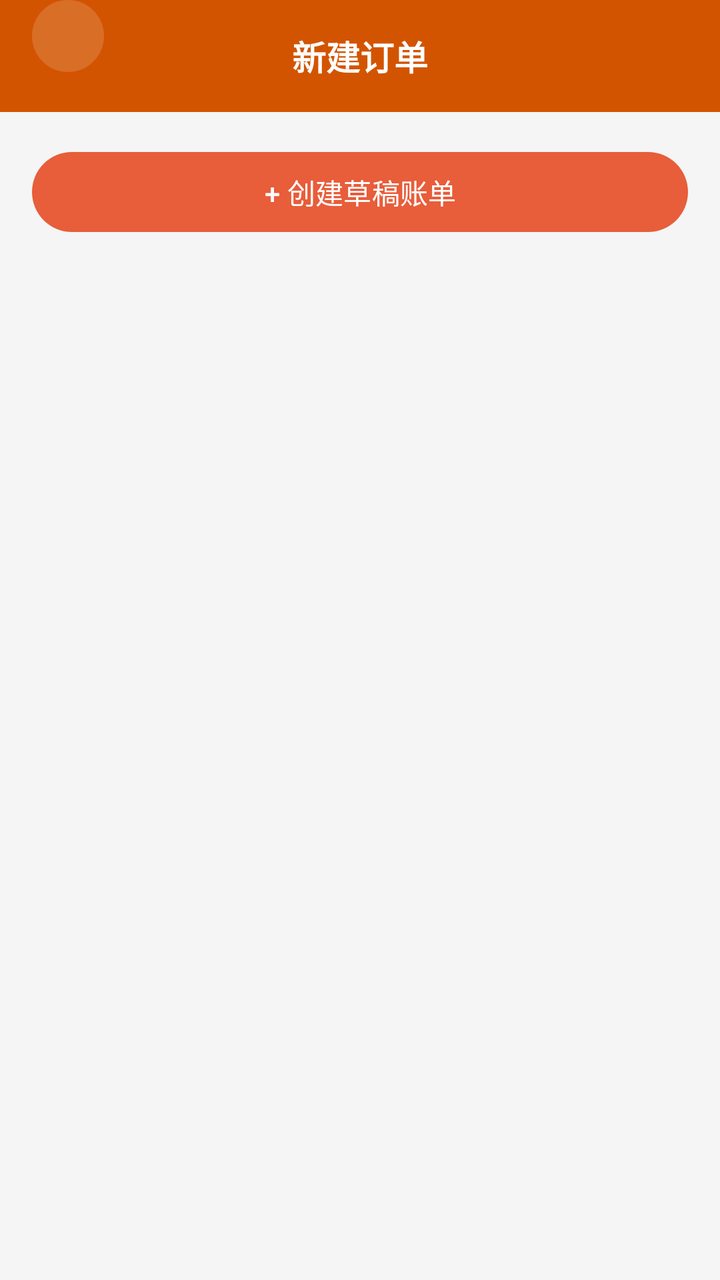
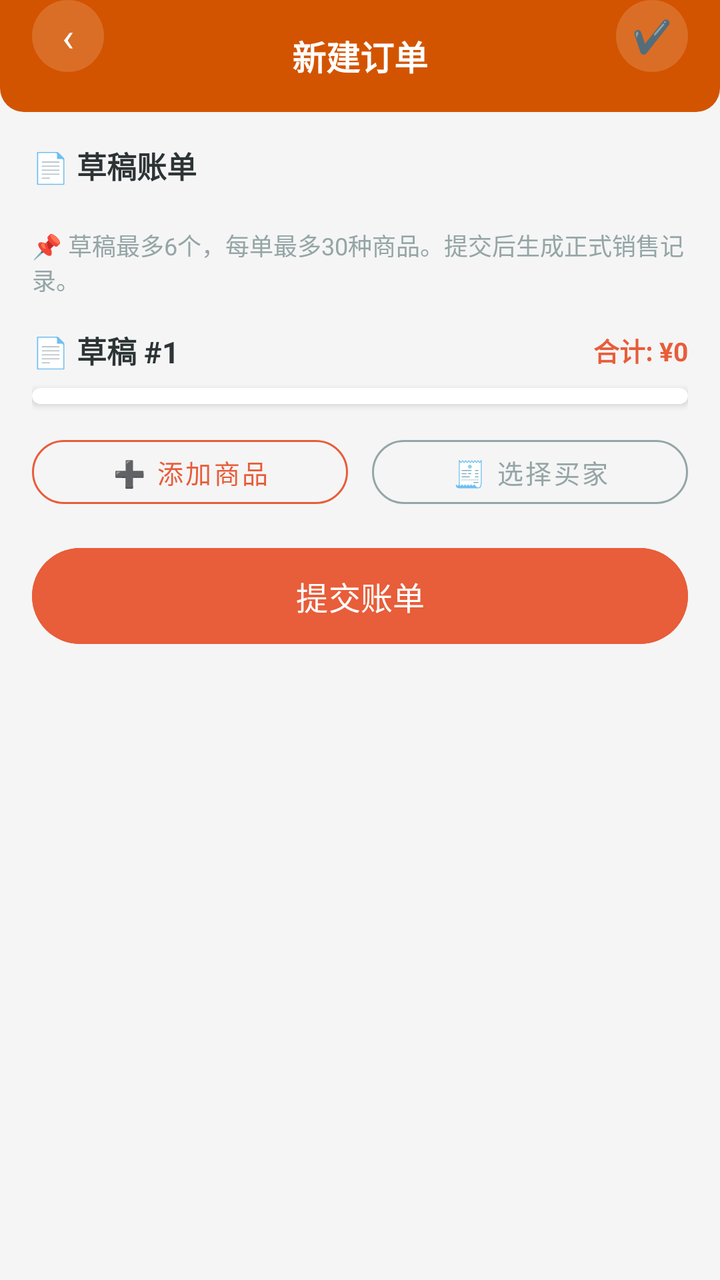

The first picture is an Android layout as it rendered before a commit; the second is the same layout after the commit. The layout source and the unified diff follow.
<!-- AndroidManifest.xml: application theme Theme.ClothingSI -->
<!-- res/layout/activity_new_order.xml -->
<?xml version="1.0" encoding="utf-8"?>
<LinearLayout xmlns:android="http://schemas.android.com/apk/res/android"
    xmlns:app="http://schemas.android.com/apk/res-auto"
    android:layout_width="match_parent" android:layout_height="match_parent"
    android:orientation="vertical" android:background="#F5F5F5">
    <RelativeLayout android:layout_width="match_parent" android:layout_height="56dp"
        android:background="#D35400" android:paddingHorizontal="16dp">
        <TextView android:id="@+id/btn_back" android:layout_width="36dp" android:layout_height="36dp"
            android:text="‹" android:textSize="20dp" android:textColor="#FFFFFF"
            android:gravity="center" android:background="@drawable/circle_bg" android:alpha="0.15" />
        <TextView android:layout_width="wrap_content" android:layout_height="wrap_content"
            android:text="新建订单" android:textSize="17dp" android:textStyle="bold"
            android:textColor="#FFFFFF" android:layout_centerInParent="true" />
    </RelativeLayout>
    <com.google.android.material.button.MaterialButton android:id="@+id/btn_create_draft"
        android:layout_width="match_parent" android:layout_height="48dp"
        android:layout_margin="16dp" android:text="+ 创建草稿账单"
        app:cornerRadius="24dp" android:layout_marginBottom="0dp" />
    <androidx.recyclerview.widget.RecyclerView android:id="@+id/rv_drafts"
        android:layout_width="match_parent" android:layout_height="match_parent"
        android:paddingHorizontal="16dp" android:paddingBottom="16dp" />
</LinearLayout>
<!-- resources referenced by this layout -->
<resources>
  <!-- drawable circle_bg (drawable) -->
  <?xml version="1.0" encoding="utf-8"?>
  <shape xmlns:android="http://schemas.android.com/apk/res/android" android:shape="oval">
      <solid android:color="#FFFFFF" />
  </shape>
  <style name="Theme.ClothingSI" parent="Theme.Material3.Light.NoActionBar">
          <item name="colorPrimary">@color/primary</item>
          <item name="colorPrimaryDark">@color/primary_dark</item>
          <item name="colorAccent">@color/accent</item>
          <item name="android:statusBarColor">@color/primary_dark</item>
          <item name="android:navigationBarColor">@color/white</item>
      </style>
  <color name="primary">#E85D3A</color>
  <color name="primary_dark">#D35400</color>
  <color name="accent">#F4A460</color>
  <color name="white">#FFFFFF</color>
</resources>

<!-- the commit's change to res/layout/activity_new_order.xml (unified diff, before → after) -->
@@ -1,22 +1,116 @@
 <?xml version="1.0" encoding="utf-8"?>
-<LinearLayout xmlns:android="http://schemas.android.com/apk/res/android"
+<FrameLayout xmlns:android="http://schemas.android.com/apk/res/android"
     xmlns:app="http://schemas.android.com/apk/res-auto"
     android:layout_width="match_parent" android:layout_height="match_parent"
-    android:orientation="vertical" android:background="#F5F5F5">
-    <RelativeLayout android:layout_width="match_parent" android:layout_height="56dp"
-        android:background="#D35400" android:paddingHorizontal="16dp">
-        <TextView android:id="@+id/btn_back" android:layout_width="36dp" android:layout_height="36dp"
-            android:text="‹" android:textSize="20dp" android:textColor="#FFFFFF"
-            android:gravity="center" android:background="@drawable/circle_bg" android:alpha="0.15" />
-        <TextView android:layout_width="wrap_content" android:layout_height="wrap_content"
-            android:text="新建订单" android:textSize="17dp" android:textStyle="bold"
-            android:textColor="#FFFFFF" android:layout_centerInParent="true" />
-    </RelativeLayout>
-    <com.google.android.material.button.MaterialButton android:id="@+id/btn_create_draft"
-        android:layout_width="match_parent" android:layout_height="48dp"
-        android:layout_margin="16dp" android:text="+ 创建草稿账单"
-        app:cornerRadius="24dp" android:layout_marginBottom="0dp" />
-    <androidx.recyclerview.widget.RecyclerView android:id="@+id/rv_drafts"
-        android:layout_width="match_parent" android:layout_height="match_parent"
-        android:paddingHorizontal="16dp" android:paddingBottom="16dp" />
-</LinearLayout>
+    android:background="#F5F5F5">
+
+    <LinearLayout android:layout_width="match_parent" android:layout_height="match_parent"
+        android:orientation="vertical">
+        <RelativeLayout android:layout_width="match_parent" android:layout_height="56dp"
+            android:background="@drawable/header_bar_bg" android:paddingHorizontal="16dp">
+            <TextView android:id="@+id/btn_back" android:layout_width="36dp" android:layout_height="36dp"
+                android:text="‹" android:textSize="20dp" android:textColor="#FFFFFF"
+                android:gravity="center" android:background="@drawable/circle_bg" />
+            <TextView android:layout_width="wrap_content" android:layout_height="wrap_content"
+                android:text="新建订单" android:textSize="17dp" android:textStyle="bold"
+                android:textColor="#FFFFFF" android:layout_centerInParent="true" />
+            <TextView android:id="@+id/btn_submit_top" android:layout_width="36dp" android:layout_height="36dp"
+                android:text="✔️" android:textSize="16dp" android:textColor="#FFFFFF"
+                android:gravity="center" android:background="@drawable/circle_bg"
+                android:layout_alignParentEnd="true" android:clickable="true" android:focusable="true" />
+        </RelativeLayout>
+
+        <ScrollView android:layout_width="match_parent" android:layout_height="match_parent"
+            android:padding="16dp">
+            <LinearLayout android:layout_width="match_parent" android:layout_height="wrap_content"
+                android:orientation="vertical">
+
+                
+                <TextView android:layout_width="wrap_content" android:layout_height="wrap_content"
+                    android:text="📄 草稿账单" android:textSize="15dp" android:textStyle="bold"
+                    android:textColor="#2D3436" android:layout_marginBottom="8dp" />
+                <HorizontalScrollView android:layout_width="match_parent" android:layout_height="wrap_content"
+                    android:layout_marginBottom="12dp">
+                    <LinearLayout android:id="@+id/layout_draft_cards"
+                        android:layout_width="wrap_content" android:layout_height="wrap_content"
+                        android:orientation="horizontal" android:gravity="center_vertical" />
+                </HorizontalScrollView>
+
+                
+                <TextView android:layout_width="match_parent" android:layout_height="wrap_content"
+                    android:text="📌 草稿最多6个，每单最多30种商品。提交后生成正式销售记录。"
+                    android:textSize="12dp" android:textColor="#95A5A6"
+                    android:layout_marginBottom="16dp" />
+
+                
+                <LinearLayout android:layout_width="match_parent" android:layout_height="wrap_content"
+                    android:orientation="horizontal" android:gravity="center_vertical"
+                    android:layout_marginBottom="8dp">
+                    <TextView android:id="@+id/tv_draft_title"
+                        android:layout_width="wrap_content" android:layout_height="wrap_content"
+                        android:text="📄 草稿 #1" android:textSize="15dp" android:textStyle="bold"
+                        android:textColor="#2D3436" />
+                    <TextView android:layout_width="0dp" android:layout_height="wrap_content"
+                        android:layout_weight="1" />
+                    <TextView android:id="@+id/tv_draft_total"
+                        android:layout_width="wrap_content" android:layout_height="wrap_content"
+                        android:text="合计: ¥0" android:textSize="13dp" android:textStyle="bold"
+                        android:textColor="#E85D3A" />
+                </LinearLayout>
+
+                
+                <androidx.cardview.widget.CardView android:layout_width="match_parent"
+                    android:layout_height="wrap_content" app:cardCornerRadius="20dp" app:cardElevation="2dp"
+                    android:layout_marginBottom="8dp">
+                    <LinearLayout android:id="@+id/layout_draft_items"
+                        android:layout_width="match_parent" android:layout_height="wrap_content"
+                        android:orientation="vertical" android:paddingVertical="4dp" />
+                </androidx.cardview.widget.CardView>
+
+                
+                <LinearLayout android:id="@+id/layout_buyer_display"
+                    android:layout_width="match_parent" android:layout_height="wrap_content"
+                    android:orientation="horizontal" android:gravity="center_vertical"
+                    android:paddingVertical="8dp" android:paddingHorizontal="4dp"
+                    android:visibility="gone"
+                    android:layout_marginTop="4dp" android:layout_marginBottom="4dp">
+                    <TextView android:layout_width="wrap_content" android:layout_height="wrap_content"
+                        android:text="🧾" android:textSize="14dp" android:layout_marginEnd="6dp" />
+                    <TextView android:id="@+id/tv_selected_buyer"
+                        android:layout_width="0dp" android:layout_height="wrap_content"
+                        android:layout_weight="1" android:textSize="13dp"
+                        android:textColor="#E85D3A" android:textStyle="bold" />
+                    <TextView android:id="@+id/btn_clear_buyer"
+                        android:layout_width="wrap_content" android:layout_height="wrap_content"
+                        android:text="✕" android:textSize="14dp" android:textColor="#95A5A6"
+                        android:padding="4dp" android:clickable="true" android:focusable="true" />
+                </LinearLayout>
+
+                
+                <LinearLayout android:layout_width="match_parent" android:layout_height="wrap_content"
+                    android:orientation="horizontal" android:weightSum="2"
+                    android:layout_marginTop="4dp" android:layout_marginBottom="12dp">
+                    <com.google.android.material.button.MaterialButton android:id="@+id/btn_add_item"
+                        android:layout_width="0dp" android:layout_height="44dp" android:layout_weight="1"
+                        android:text="➕ 添加商品" android:textSize="13dp"
+                        style="@style/Widget.MaterialComponents.Button.OutlinedButton"
+                        app:cornerRadius="22dp" app:strokeColor="#E85D3A"
+                        android:textColor="#E85D3A" android:layout_marginEnd="6dp" />
+                    <com.google.android.material.button.MaterialButton android:id="@+id/btn_select_buyer"
+                        android:layout_width="0dp" android:layout_height="44dp" android:layout_weight="1"
+                        android:text="🧾 选择买家" android:textSize="13dp"
+                        style="@style/Widget.MaterialComponents.Button.OutlinedButton"
+                        app:cornerRadius="22dp" app:strokeColor="#95A5A6"
+                        android:textColor="#95A5A6" android:layout_marginStart="6dp" />
+                </LinearLayout>
+
+                <com.google.android.material.button.MaterialButton android:id="@+id/btn_submit_order"
+                    android:layout_width="match_parent" android:layout_height="56dp"
+                    android:text="提交账单" android:textSize="16dp" app:cornerRadius="28dp"
+                    android:backgroundTint="#E85D3A" />
+
+            </LinearLayout>
+        </ScrollView>
+    </LinearLayout>
+
+</FrameLayout>
<!-- resource entries referenced after the edit -->
@@ -3,7 +3,13 @@
   <!-- drawable circle_bg (drawable) -->
   <?xml version="1.0" encoding="utf-8"?>
   <shape xmlns:android="http://schemas.android.com/apk/res/android" android:shape="oval">
-      <solid android:color="#FFFFFF" />
+      <solid android:color="#26FFFFFF" />
+  </shape>
+  <!-- drawable header_bar_bg (drawable) -->
+  <?xml version="1.0" encoding="utf-8"?>
+  <shape xmlns:android="http://schemas.android.com/apk/res/android" android:shape="rectangle">
+      <solid android:color="#D35400" />
+      <corners android:bottomLeftRadius="12dp" android:bottomRightRadius="12dp" />
   </shape>
   <style name="Theme.ClothingSI" parent="Theme.Material3.Light.NoActionBar">
           <item name="colorPrimary">@color/primary</item>
